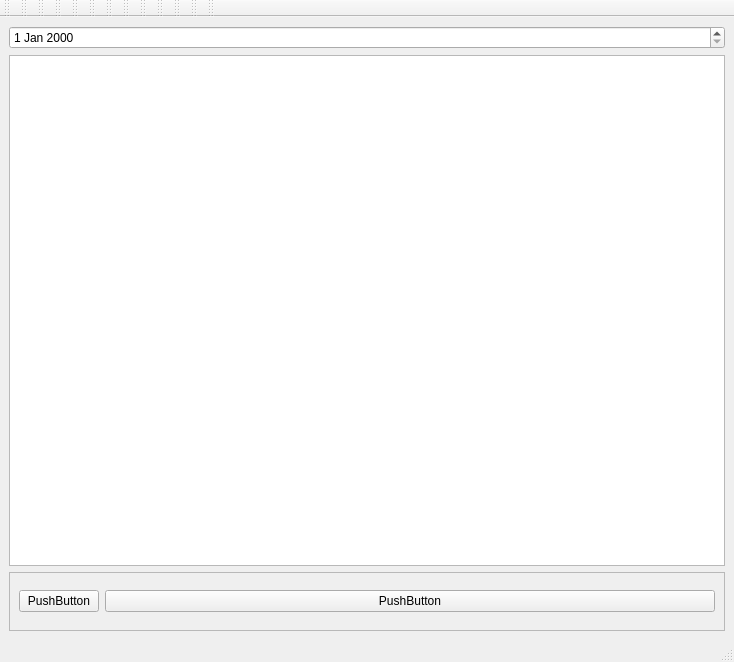
This is clients/tlist/timeedit.ui in gam3/trasker as Qt 5 draws it before an edit. The edited form follows.
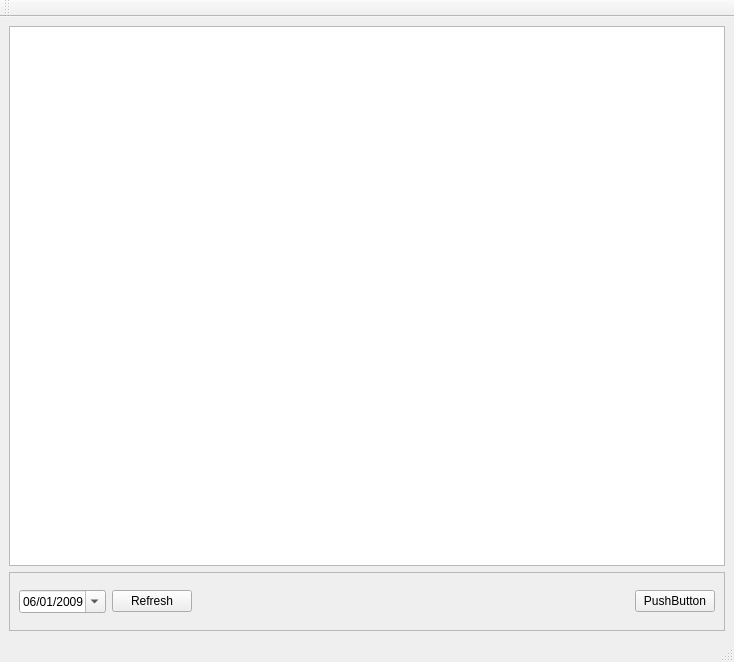
This is the edited form.

```diff
--- a/clients/tlist/timeedit.ui
+++ b/clients/tlist/timeedit.ui
@@ -1,7 +1,7 @@
 <ui version="4.0" >
  <class>TimeEdit</class>
- <widget class="QMainWindow" name="TimeEdit" >
-  <property name="geometry" >
+ <widget class="QMainWindow" name="TimeEdit">
+  <property name="geometry">
    <rect>
     <x>0</x>
     <y>0</y>
@@ -9,63 +9,98 @@
     <height>662</height>
    </rect>
   </property>
-  <property name="windowTitle" >
+  <property name="windowTitle">
    <string>MainWindow</string>
   </property>
-  <widget class="QWidget" name="centralwidget" >
-   <property name="geometry" >
-    <rect>
-     <x>0</x>
-     <y>45</y>
-     <width>734</width>
-     <height>594</height>
-    </rect>
-   </property>
-   <layout class="QVBoxLayout" name="verticalLayout" >
+  <widget class="QWidget" name="centralwidget">
+   <layout class="QVBoxLayout" name="verticalLayout">
     <item>
-     <widget class="QDateEdit" name="dateEdit" />
+     <widget class="QTableView" name="view"/>
     </item>
     <item>
-     <widget class="QTableView" name="view" />
-    </item>
-    <item>
-     <widget class="QFrame" name="frame" >
-      <property name="sizePolicy" >
-       <sizepolicy vsizetype="Fixed" hsizetype="Minimum" >
+     <widget class="QFrame" name="frame">
+      <property name="sizePolicy">
+       <sizepolicy hsizetype="Minimum" vsizetype="Fixed">
         <horstretch>0</horstretch>
         <verstretch>0</verstretch>
        </sizepolicy>
       </property>
-      <property name="minimumSize" >
+      <property name="minimumSize">
        <size>
         <width>0</width>
         <height>59</height>
        </size>
       </property>
-      <property name="frameShape" >
+      <property name="frameShape">
        <enum>QFrame::StyledPanel</enum>
       </property>
-      <property name="frameShadow" >
+      <property name="frameShadow">
        <enum>QFrame::Raised</enum>
       </property>
-      <layout class="QGridLayout" name="gridLayout" >
-       <item row="1" column="2" >
-        <widget class="QPushButton" name="pushButton" >
-         <property name="sizePolicy" >
-          <sizepolicy vsizetype="Fixed" hsizetype="Maximum" >
+      <layout class="QGridLayout" name="gridLayout">
+       <item row="2" column="4">
+        <widget class="QPushButton" name="pushButton">
+         <property name="sizePolicy">
+          <sizepolicy hsizetype="Maximum" vsizetype="Fixed">
            <horstretch>0</horstretch>
            <verstretch>0</verstretch>
           </sizepolicy>
          </property>
-         <property name="text" >
+         <property name="text">
           <string>PushButton</string>
          </property>
         </widget>
        </item>
-       <item row="1" column="3" >
-        <widget class="QPushButton" name="pushButton_2" >
-         <property name="text" >
-          <string>PushButton</string>
+       <item row="2" column="0">
+        <widget class="QDateEdit" name="dateEdit">
+         <property name="enabled">
+          <bool>true</bool>
+         </property>
+         <property name="toolTip">
+          <string>The date to edit</string>
+         </property>
+         <property name="dateTime">
+          <datetime>
+           <hour>0</hour>
+           <minute>0</minute>
+           <second>0</second>
+           <year>2009</year>
+           <month>6</month>
+           <day>1</day>
+          </datetime>
+         </property>
+         <property name="minimumDate">
+          <date>
+           <year>2000</year>
+           <month>1</month>
+           <day>1</day>
+          </date>
+         </property>
+         <property name="displayFormat">
+          <string>MM/dd/yyyy</string>
+         </property>
+         <property name="calendarPopup">
+          <bool>true</bool>
+         </property>
+        </widget>
+       </item>
+       <item row="2" column="2">
+        <spacer name="horizontalSpacer">
+         <property name="orientation">
+          <enum>Qt::Horizontal</enum>
+         </property>
+         <property name="sizeHint" stdset="0">
+          <size>
+           <width>40</width>
+           <height>20</height>
+          </size>
+         </property>
+        </spacer>
+       </item>
+       <item row="2" column="1">
+        <widget class="QPushButton" name="pushButton_2">
+         <property name="text">
+          <string>Refresh</string>
          </property>
         </widget>
        </item>
@@ -74,270 +109,28 @@
     </item>
    </layout>
   </widget>
-  <widget class="QMenuBar" name="menubar" >
-   <property name="geometry" >
+  <widget class="QMenuBar" name="menubar">
+   <property name="geometry">
     <rect>
      <x>0</x>
      <y>0</y>
      <width>734</width>
-     <height>30</height>
+     <height>28</height>
     </rect>
    </property>
   </widget>
-  <widget class="QStatusBar" name="statusbar" >
-   <property name="geometry" >
-    <rect>
-     <x>0</x>
-     <y>639</y>
-     <width>734</width>
-     <height>23</height>
-    </rect>
+  <widget class="QStatusBar" name="statusbar"/>
+  <widget class="QToolBar" name="toolBar">
+   <property name="enabled">
+    <bool>true</bool>
    </property>
-  </widget>
-  <widget class="QToolBar" name="toolBar" >
-   <property name="geometry" >
-    <rect>
-     <x>0</x>
-     <y>30</y>
-     <width>15</width>
-     <height>15</height>
-    </rect>
-   </property>
-   <property name="windowTitle" >
+   <property name="windowTitle">
     <string>toolBar</string>
    </property>
-   <attribute name="toolBarArea" >
+   <attribute name="toolBarArea">
     <enum>TopToolBarArea</enum>
    </attribute>
-   <attribute name="toolBarBreak" >
-    <bool>false</bool>
-   </attribute>
-  </widget>
-  <widget class="QToolBar" name="toolBar_2" >
-   <property name="geometry" >
-    <rect>
-     <x>15</x>
-     <y>30</y>
-     <width>15</width>
-     <height>15</height>
-    </rect>
-   </property>
-   <property name="windowTitle" >
-    <string>toolBar_2</string>
-   </property>
-   <attribute name="toolBarArea" >
-    <enum>TopToolBarArea</enum>
-   </attribute>
-   <attribute name="toolBarBreak" >
-    <bool>false</bool>
-   </attribute>
-  </widget>
-  <widget class="QToolBar" name="toolBar_3" >
-   <property name="geometry" >
-    <rect>
-     <x>30</x>
-     <y>30</y>
-     <width>15</width>
-     <height>15</height>
-    </rect>
-   </property>
-   <property name="windowTitle" >
-    <string>toolBar_3</string>
-   </property>
-   <attribute name="toolBarArea" >
-    <enum>TopToolBarArea</enum>
-   </attribute>
-   <attribute name="toolBarBreak" >
-    <bool>false</bool>
-   </attribute>
-  </widget>
-  <widget class="QToolBar" name="toolBar_4" >
-   <property name="geometry" >
-    <rect>
-     <x>45</x>
-     <y>30</y>
-     <width>15</width>
-     <height>15</height>
-    </rect>
-   </property>
-   <property name="windowTitle" >
-    <string>toolBar_4</string>
-   </property>
-   <attribute name="toolBarArea" >
-    <enum>TopToolBarArea</enum>
-   </attribute>
-   <attribute name="toolBarBreak" >
-    <bool>false</bool>
-   </attribute>
-  </widget>
-  <widget class="QToolBar" name="toolBar_5" >
-   <property name="geometry" >
-    <rect>
-     <x>60</x>
-     <y>30</y>
-     <width>15</width>
-     <height>15</height>
-    </rect>
-   </property>
-   <property name="windowTitle" >
-    <string>toolBar_5</string>
-   </property>
-   <attribute name="toolBarArea" >
-    <enum>TopToolBarArea</enum>
-   </attribute>
-   <attribute name="toolBarBreak" >
-    <bool>false</bool>
-   </attribute>
-  </widget>
-  <widget class="QToolBar" name="toolBar_6" >
-   <property name="geometry" >
-    <rect>
-     <x>75</x>
-     <y>30</y>
-     <width>15</width>
-     <height>15</height>
-    </rect>
-   </property>
-   <property name="windowTitle" >
-    <string>toolBar_6</string>
-   </property>
-   <attribute name="toolBarArea" >
-    <enum>TopToolBarArea</enum>
-   </attribute>
-   <attribute name="toolBarBreak" >
-    <bool>false</bool>
-   </attribute>
-  </widget>
-  <widget class="QToolBar" name="toolBar_7" >
-   <property name="geometry" >
-    <rect>
-     <x>90</x>
-     <y>30</y>
-     <width>15</width>
-     <height>15</height>
-    </rect>
-   </property>
-   <property name="windowTitle" >
-    <string>toolBar_7</string>
-   </property>
-   <attribute name="toolBarArea" >
-    <enum>TopToolBarArea</enum>
-   </attribute>
-   <attribute name="toolBarBreak" >
-    <bool>false</bool>
-   </attribute>
-  </widget>
-  <widget class="QToolBar" name="toolBar_8" >
-   <property name="geometry" >
-    <rect>
-     <x>105</x>
-     <y>30</y>
-     <width>15</width>
-     <height>15</height>
-    </rect>
-   </property>
-   <property name="windowTitle" >
-    <string>toolBar_8</string>
-   </property>
-   <attribute name="toolBarArea" >
-    <enum>TopToolBarArea</enum>
-   </attribute>
-   <attribute name="toolBarBreak" >
-    <bool>false</bool>
-   </attribute>
-  </widget>
-  <widget class="QToolBar" name="toolBar_9" >
-   <property name="geometry" >
-    <rect>
-     <x>120</x>
-     <y>30</y>
-     <width>15</width>
-     <height>15</height>
-    </rect>
-   </property>
-   <property name="windowTitle" >
-    <string>toolBar_9</string>
-   </property>
-   <attribute name="toolBarArea" >
-    <enum>TopToolBarArea</enum>
-   </attribute>
-   <attribute name="toolBarBreak" >
-    <bool>false</bool>
-   </attribute>
-  </widget>
-  <widget class="QToolBar" name="toolBar_10" >
-   <property name="geometry" >
-    <rect>
-     <x>135</x>
-     <y>30</y>
-     <width>15</width>
-     <height>15</height>
-    </rect>
-   </property>
-   <property name="windowTitle" >
-    <string>toolBar_10</string>
-   </property>
-   <attribute name="toolBarArea" >
-    <enum>TopToolBarArea</enum>
-   </attribute>
-   <attribute name="toolBarBreak" >
-    <bool>false</bool>
-   </attribute>
-  </widget>
-  <widget class="QToolBar" name="toolBar_11" >
-   <property name="geometry" >
-    <rect>
-     <x>150</x>
-     <y>30</y>
-     <width>15</width>
-     <height>15</height>
-    </rect>
-   </property>
-   <property name="windowTitle" >
-    <string>toolBar_11</string>
-   </property>
-   <attribute name="toolBarArea" >
-    <enum>TopToolBarArea</enum>
-   </attribute>
-   <attribute name="toolBarBreak" >
-    <bool>false</bool>
-   </attribute>
-  </widget>
-  <widget class="QToolBar" name="toolBar_12" >
-   <property name="geometry" >
-    <rect>
-     <x>165</x>
-     <y>30</y>
-     <width>15</width>
-     <height>15</height>
-    </rect>
-   </property>
-   <property name="windowTitle" >
-    <string>toolBar_12</string>
-   </property>
-   <attribute name="toolBarArea" >
-    <enum>TopToolBarArea</enum>
-   </attribute>
-   <attribute name="toolBarBreak" >
-    <bool>false</bool>
-   </attribute>
-  </widget>
-  <widget class="QToolBar" name="toolBar_13" >
-   <property name="geometry" >
-    <rect>
-     <x>180</x>
-     <y>30</y>
-     <width>554</width>
-     <height>15</height>
-    </rect>
-   </property>
-   <property name="windowTitle" >
-    <string>toolBar_13</string>
-   </property>
-   <attribute name="toolBarArea" >
-    <enum>TopToolBarArea</enum>
-   </attribute>
-   <attribute name="toolBarBreak" >
+   <attribute name="toolBarBreak">
     <bool>false</bool>
    </attribute>
   </widget>
```
Left out of the diff: 3 changed lines with no effect on the pictures.
